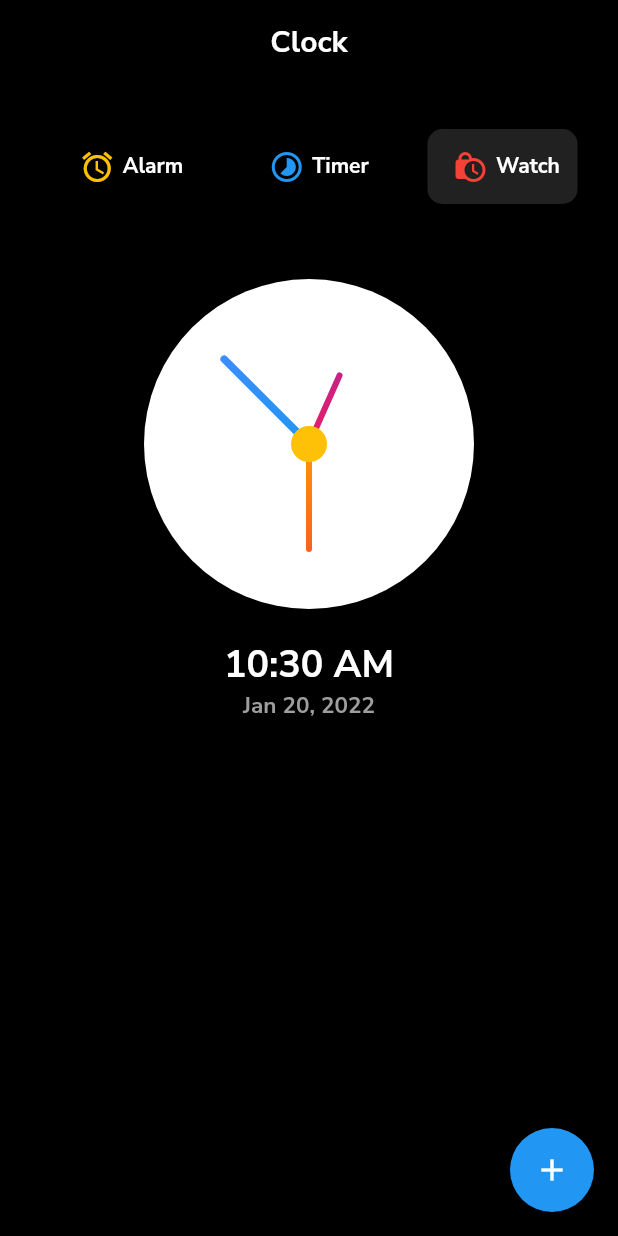
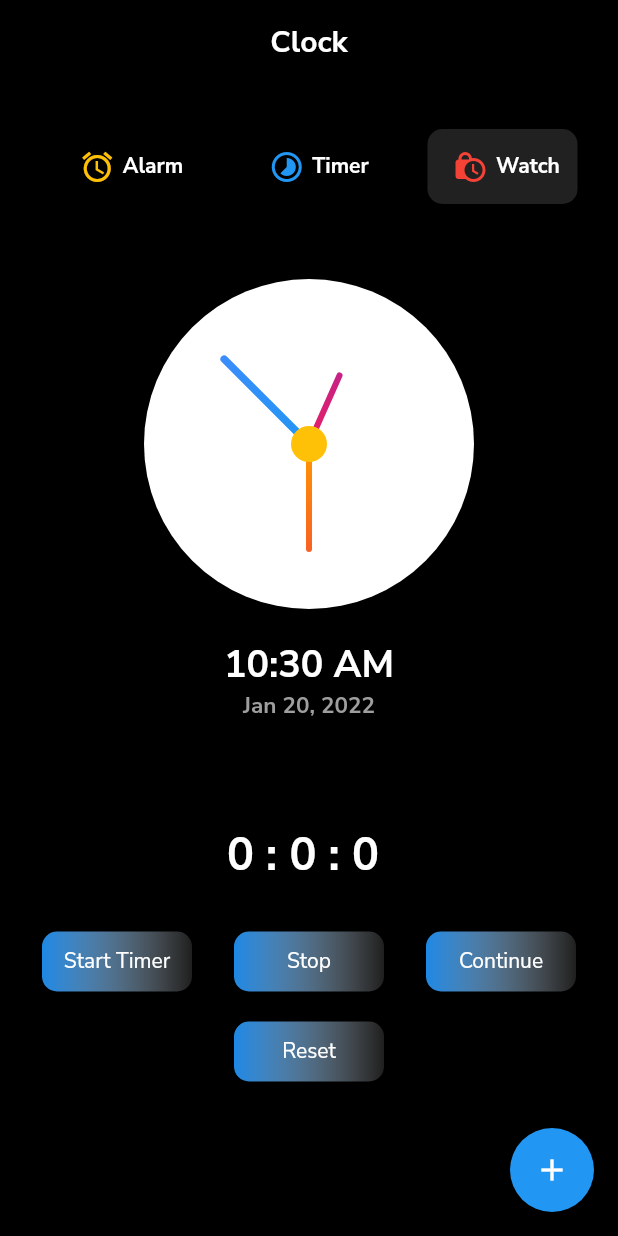
Before and after one commit to naveeramesh/clock_app, a Flutter app: the screen it shows after launch, after a tap on "Watch", on a phone screen of 412 x 824 dp. Run offline on Flutter 3.47's test engine with Material 2 defaults, Android fonts, the phone set to English and light mode, and no system bars; our stand-ins replace cloud_firestore, firebase_core, flutter_local_notifications, google_fonts, lottie; accounts and stored records are empty; network calls fail.

Commit message:
fix:Stop Watch

```diff
--- a/timer_app/lib/Screen/homeScreen.dart
+++ b/timer_app/lib/Screen/homeScreen.dart
@@ -5,10 +5,10 @@ import 'package:google_fonts/google_fonts.dart';
 import 'package:intl/intl.dart';
 import 'package:provider/provider.dart';
 import 'package:timer_app/Screen/clock.dart';
-import 'package:timer_app/database/firebase.dart';
-import 'package:timer_app/database/timer.dart';
 import 'package:timer_app/models/alarm.dart';
 import 'package:timer_app/models/menu_type.dart';
+import 'package:timer_app/providers/firebase.dart';
+import 'package:timer_app/providers/timer.dart';
 
 class HomeScreen extends StatefulWidget {
   const HomeScreen({Key? key}) : super(key: key);
@@ -327,7 +327,7 @@ class _HomeScreenState extends State<HomeScreen> {
           ),
           SizedBox(height: 50),
           Consumer<MenuType>(
-              builder: (context, value, child) => value.title == "Timer"
+              builder: (context, value, child) => value.title == "Watch"
                   ? Expanded(child: Container(child: buildbutton()))
                   : SizedBox()),
         ],
@@ -336,17 +336,12 @@ class _HomeScreenState extends State<HomeScreen> {
   }
 
   Widget buildbutton() {
-    final settimer = Provider.of<TimerProvider>(context, listen: false);
-    return GestureDetector(
-      onTap: () {
-        settimer.startTimer();
-      },
-      child: Column(
+    return Column(
       children: [
         Container(
-            child: Consumer<TimerProvider>(
+          child: Consumer<StopWatch>(
             builder: (context, timer, child) => Text(
-                "${timer.hour} : ${timer.minute}:${timer.seconds} ",
+              "${timer.hour} : ${timer.minute} : ${timer.seconds} ",
               style: GoogleFonts.nunitoSans(
                   color: Colors.white,
                   fontWeight: FontWeight.bold,
@@ -354,8 +349,17 @@ class _HomeScreenState extends State<HomeScreen> {
             ),
           ),
         ),
-          Padding(
-            padding: const EdgeInsets.all(20.0),
+        SizedBox(
+          height: 30,
+        ),
+        Row(
+          mainAxisAlignment: MainAxisAlignment.spaceEvenly,
+          children: [
+            GestureDetector(
+              onTap: () {
+                final settimer = Provider.of<StopWatch>(context, listen: false);
+                settimer.startTimer();
+              },
               child: Container(
                 height: 40,
                 width: 100,
@@ -372,8 +376,75 @@ class _HomeScreenState extends State<HomeScreen> {
                 ),
               ),
             ),
+            GestureDetector(
+              onTap: () {
+                final settimer = Provider.of<StopWatch>(context, listen: false);
+                settimer.stopTimer();
+              },
+              child: Container(
+                height: 40,
+                width: 100,
+                decoration: BoxDecoration(
+                    borderRadius: BorderRadius.circular(10),
+                    gradient: LinearGradient(
+                      colors: [Colors.blue[600]!, Colors.white12],
+                    )),
+                child: Center(
+                  child: Text(
+                    "Stop",
+                    style: GoogleFonts.nunitoSans(color: Colors.white),
+                  ),
+                ),
+              ),
+            ),
+            GestureDetector(
+              onTap: () {
+                final settimer = Provider.of<StopWatch>(context, listen: false);
+                settimer.continueTimer();
+              },
+              child: Container(
+                height: 40,
+                width: 100,
+                decoration: BoxDecoration(
+                    borderRadius: BorderRadius.circular(10),
+                    gradient: LinearGradient(
+                      colors: [Colors.blue[600]!, Colors.white12],
+                    )),
+                child: Center(
+                  child: Text(
+                    "Continue",
+                    style: GoogleFonts.nunitoSans(color: Colors.white),
+                  ),
+                ),
+              ),
+            ),
           ],
         ),
+        SizedBox(
+          height: 20,
+        ),
+        GestureDetector(
+          onTap: () {
+            final settimer = Provider.of<StopWatch>(context, listen: false);
+            settimer.reset();
+          },
+          child: Container(
+            height: 40,
+            width: 100,
+            decoration: BoxDecoration(
+                borderRadius: BorderRadius.circular(10),
+                gradient: LinearGradient(
+                  colors: [Colors.blue[600]!, Colors.white12],
+                )),
+            child: Center(
+              child: Text(
+                "Reset",
+                style: GoogleFonts.nunitoSans(color: Colors.white),
+              ),
+            ),
+          ),
+        ),
+      ],
     );
   }
 
--- a/timer_app/lib/main.dart
+++ b/timer_app/lib/main.dart
@@ -5,9 +5,9 @@ import 'package:flutter_local_notifications/flutter_local_notifications.dart';
 import 'package:google_fonts/google_fonts.dart';
 import 'package:lottie/lottie.dart';
 import 'package:provider/provider.dart';
-import 'package:timer_app/database/firebase.dart';
-import 'package:timer_app/database/timer.dart';
 import 'package:timer_app/models/menu_type.dart';
+import 'package:timer_app/providers/firebase.dart';
+import 'package:timer_app/providers/timer.dart';
 import 'Screen/homeScreen.dart';
 
 final FlutterLocalNotificationsPlugin flutterLocalNotificationsPlugin =
@@ -77,8 +77,7 @@ class _SplashScreenState extends State<SplashScreen> {
                           create: (context) => MenuType(title: "Alarm")),
                       ChangeNotifierProvider(
                           create: (context) => Firebase_App()),
-                      ChangeNotifierProvider(
-                          create: (context) => TimerProvider()),
+                      ChangeNotifierProvider(create: (context) => StopWatch()),
                     ], child: const HomeScreen()))));
   }
 
--- a/timer_app/lib/database/timer.dart
+++ b/timer_app/lib/providers/timer.dart
@@ -2,7 +2,7 @@ import 'dart:async';
 
 import 'package:flutter/foundation.dart';
 
-class TimerProvider with ChangeNotifier {
+class StopWatch with ChangeNotifier {
   Timer? _timer;
   int _hour = 0;
   int _minute = 0;
@@ -73,5 +73,13 @@ class TimerProvider with ChangeNotifier {
 
       notifyListeners();
     });
+
+
   }
+  void reset() {
+      _seconds = 0;
+      _hour = 0;
+      _minute = 0;
+      notifyListeners();
+    }
 }
```
Also changed, not shown: timer_app/lib/providers/db_helper.dart (renamed from timer_app/lib/database/db_helper.dart), timer_app/lib/providers/firebase.dart (renamed from timer_app/lib/database/firebase.dart). Lines whose indentation alone changed are shown as unchanged.
